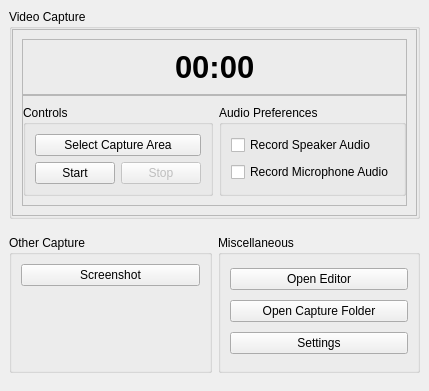
Above: src/gui/main_window/MainWindow.ui from ephell/ClipIt-Screen-Capture-App before the change. Below: the same form after it.
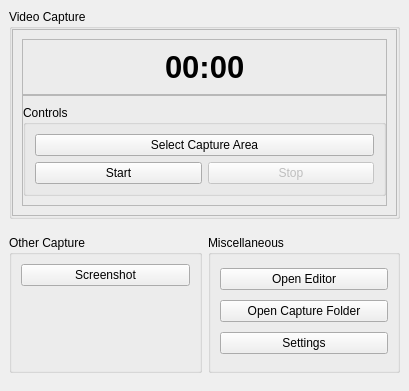
That is the form after the change. Custom widgets are drawn as their Qt base class.

Commit message: - Move 'Audio Preferences' from MainWindow to Settings widget. - Delete 'Audio Preferences' from MainWindow.

```diff
--- a/src/gui/main_window/MainWindow.ui
+++ b/src/gui/main_window/MainWindow.ui
@@ -160,32 +160,6 @@
                </layout>
               </widget>
              </item>
-             <item>
-              <widget class="QGroupBox" name="video_capture_audio_preferences_group_box">
-               <property name="title">
-                <string>Audio Preferences</string>
-               </property>
-               <layout class="QVBoxLayout" name="video_capture_audio_preferences_group_box_layout">
-                <item>
-                 <widget class="RecordSpeakerAudioCheckBox" name="record_speaker_audio_check_box">
-                  <property name="enabled">
-                   <bool>true</bool>
-                  </property>
-                  <property name="text">
-                   <string>Record Speaker Audio</string>
-                  </property>
-                 </widget>
-                </item>
-                <item>
-                 <widget class="RecordMicrophoneAudioCheckBox" name="record_microphone_audio_checkbox">
-                  <property name="text">
-                   <string>Record Microphone Audio</string>
-                  </property>
-                 </widget>
-                </item>
-               </layout>
-              </widget>
-             </item>
             </layout>
            </widget>
           </item>
@@ -286,16 +260,6 @@
    <extends>QPushButton</extends>
    <header>.buttons.select_area_button.select_area_button</header>
   </customwidget>
-  <customwidget>
-   <class>RecordSpeakerAudioCheckBox</class>
-   <extends>QCheckBox</extends>
-   <header>.check_boxes.record_speaker_audio_check_box</header>
-  </customwidget>
-  <customwidget>
-   <class>RecordMicrophoneAudioCheckBox</class>
-   <extends>QCheckBox</extends>
-   <header>.check_boxes.record_microphone_audio_check_box</header>
-  </customwidget>
   <customwidget>
    <class>ScreenshotButton</class>
    <extends>QPushButton</extends>
```
The commit also changes 6 other files.
